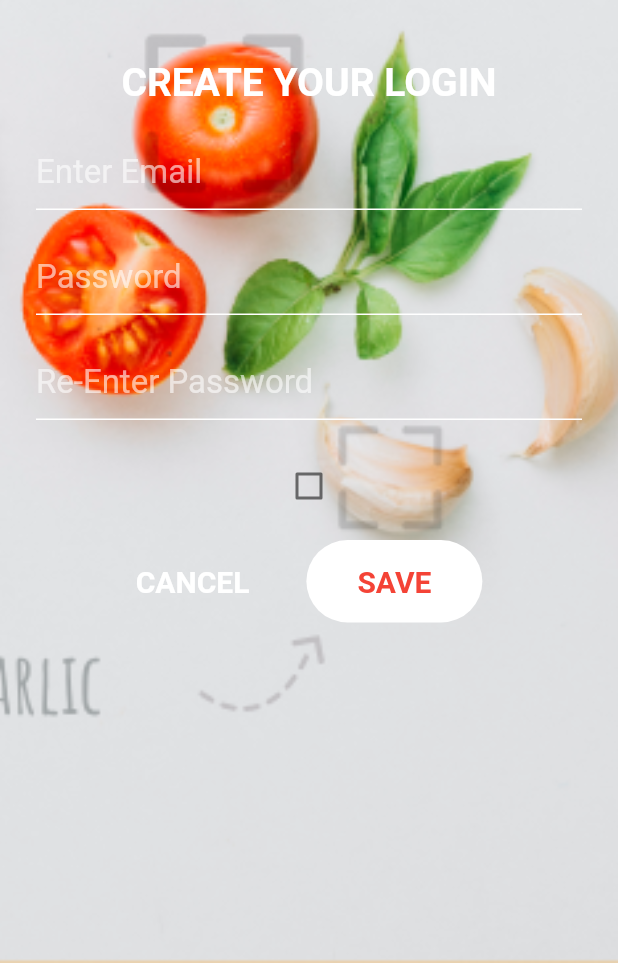
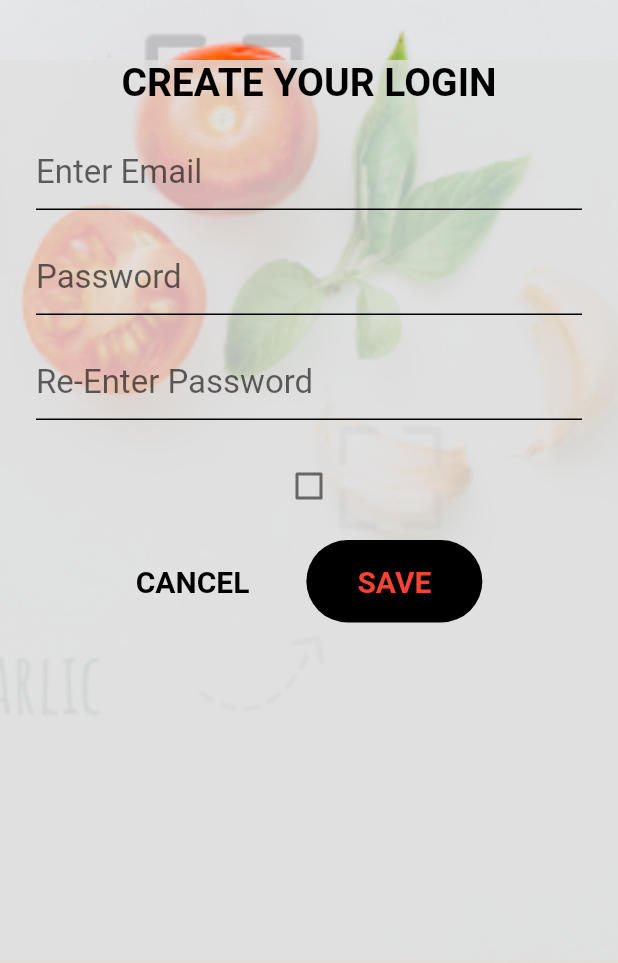
Before and after one commit to SabrinaAtk/QuickFix, a Flutter app: the screen it shows after launch, swiped to page 3, on a phone screen of 412 x 824 dp, the part 273-1236 px from its top. Run offline on Flutter 3.47's test engine with Material 2 defaults, Android fonts, the phone set to English and light mode, and no system bars; our stand-ins replace camera, carousel_slider, firebase_auth, firebase_core, firebase_database, flutter_secure_storage and 3 more; missing offline and left inert: tflite_flutter, tflite_flutter_helper; accounts and stored records are empty.

Commit message:
lol commit

```diff
--- a/lib/features/detection/tflite/classifier.dart
+++ b/lib/features/detection/tflite/classifier.dart
@@ -17,7 +17,7 @@ class Classifier {
   /// Labels file loaded as list
   List<String> _labels;
 
-  static const String MODEL_FILE_NAME = "detect.tflite";
+  static const String MODEL_FILE_NAME = "ssd_mobilenet.tflite";
   static const String LABEL_FILE_NAME = "labelmap.txt";
 
   /// Input size of image (height = width = 300)
--- /dev/null
+++ b/lib/features/detection/ui/models.dart
@@ -0,0 +1,4 @@
+const String mobilenet = "MobileNet";
+const String ssd = "SSD MobileNet";
+const String yolo = "Tiny YOLOv2";
+const String posenet = "PoseNet";
--- a/lib/features/grocerylist/presentation/recipe_list.dart
+++ b/lib/features/grocerylist/presentation/recipe_list.dart
@@ -19,7 +19,7 @@ class ListState extends State<List>{
   @override
   Widget build(BuildContext context) {
 
-    var futureBuilder=new FutureBuilder(
+     FutureBuilder(
       future: makecall.firebaseCalls(databaseReference), // async work
       builder: (BuildContext context, AsyncSnapshot snapshot) {
         switch (snapshot.connectionState) {
--- a/lib/features/home_screen/presentation/home.dart
+++ b/lib/features/home_screen/presentation/home.dart
@@ -17,6 +17,12 @@ import 'package:http/http.dart' as http;
 import 'package:quickfix/features/search/data/key.dart';
 import 'dart:async';
 import 'package:webview_flutter/webview_flutter.dart';
+
+
+import 'package:camera/camera.dart';
+import 'package:quickfix/features/detection/ui/home_view.dart';
+
+
 
 class Home extends StatefulWidget {
   Home({Key key, this.title}) : super(key: key);
--- a/lib/features/home_screen/presentation/main_home.dart
+++ b/lib/features/home_screen/presentation/main_home.dart
@@ -145,7 +145,6 @@ class Main extends  StatefulWidget {
 }
 
 class _MainState extends State<Main> {
-
 Future<List<Recipe>> _getRecipe() async {
 
 var url = "https://api.spoonacular.com/recipes/random?number=20";
--- a/lib/features/home_screen/presentation/view_recipe.dart
+++ b/lib/features/home_screen/presentation/view_recipe.dart
@@ -41,7 +41,7 @@ class RecipePage extends StatelessWidget {
                       new InkWell(
                           child: new Text('Open Full Recipe',
                               style: new TextStyle(
-                                  color: Colors.blue,
+                                  color: Colors.orange,
                                   decoration: TextDecoration.underline)),
                           onTap: () => _launchURL(snapshot.data.sourceUrl)),
                       Container(
--- a/lib/features/sign_in/domain/create_login.dart
+++ b/lib/features/sign_in/domain/create_login.dart
@@ -1,4 +1,3 @@
-
 import 'package:firebase_auth/firebase_auth.dart';
 import 'package:flutter/cupertino.dart';
 import 'package:flutter/material.dart';
@@ -24,12 +23,7 @@ class _CreateLoginState extends State<CreateLogin> {
     _auth
         .createUserWithEmailAndPassword(email: email, password: pw)
         .then((authResult) {
-      Navigator.pushReplacement(context, MaterialPageRoute(builder: (context) {
-        return Container(
-          color: Colors.yellow,
-          child: Text('Welcome ${authResult.user.email}'),
-        );
-      }));
+       Navigator.pushNamed(context, '/home');
     }).catchError((err) {
       print(err.code);
       if (err.code == 'ERROR_EMAIL_ALREADY_IN_USE') {
@@ -58,13 +52,14 @@ class _CreateLoginState extends State<CreateLogin> {
     return Form(
       key: formKey,
       child: Container(
+        color: Colors.grey[300].withOpacity(0.8),
         padding: EdgeInsets.symmetric(horizontal: 24.0),
         child: Column(
           children: <Widget>[
             Text(
               'CREATE YOUR LOGIN',
               style: TextStyle(
-                color: Colors.white,
+                color: Colors.black,
                 fontSize: 26.0,
                 fontWeight: FontWeight.w600,
               ),
@@ -102,23 +97,23 @@ class _CreateLoginState extends State<CreateLogin> {
               },
               decoration: InputDecoration(
                 errorStyle: TextStyle(
-                  color: Colors.white,
+                  color: Colors.black,
                 ),
                 enabledBorder: UnderlineInputBorder(
                     borderSide: BorderSide(
-                  color: Colors.white,
+                  color: Colors.black,
                 )),
                 hintText: 'Enter Email',
-                hintStyle: TextStyle(color: Colors.white.withOpacity(0.6)),
-                focusColor: Colors.white,
+                hintStyle: TextStyle(color: Colors.black.withOpacity(0.6)),
+                focusColor: Colors.black,
                 focusedBorder: UnderlineInputBorder(
                   borderSide: BorderSide(
-                    color: Colors.white,
+                    color: Colors.black,
                   ),
                 ),
               ),
               style: TextStyle(
-                color: Colors.white,
+                color: Colors.black,
                 fontSize: 22.0,
               ),
             ),
@@ -145,23 +140,23 @@ class _CreateLoginState extends State<CreateLogin> {
               obscureText: true,
               decoration: InputDecoration(
                 errorStyle: TextStyle(
-                  color: Colors.white,
+                  color: Colors.black,
                 ),
                 enabledBorder: UnderlineInputBorder(
                     borderSide: BorderSide(
-                  color: Colors.white,
+                  color: Colors.black,
                 )),
                 hintText: 'Password',
-                hintStyle: TextStyle(color: Colors.white.withOpacity(0.6)),
-                focusColor: Colors.white,
+                hintStyle: TextStyle(color: Colors.black.withOpacity(0.6)),
+                focusColor: Colors.black,
                 focusedBorder: UnderlineInputBorder(
                   borderSide: BorderSide(
-                    color: Colors.white,
+                    color: Colors.black,
                   ),
                 ),
               ),
               style: TextStyle(
-                color: Colors.white,
+                color: Colors.black,
                 fontSize: 22.0,
               ),
             ),
@@ -185,23 +180,23 @@ class _CreateLoginState extends State<CreateLogin> {
               obscureText: true,
               decoration: InputDecoration(
                 errorStyle: TextStyle(
-                  color: Colors.white,
+                  color: Colors.black,
                 ),
                 enabledBorder: UnderlineInputBorder(
                     borderSide: BorderSide(
-                  color: Colors.white,
+                  color: Colors.black,
                 )),
                 hintText: 'Re-Enter Password',
-                hintStyle: TextStyle(color: Colors.white.withOpacity(0.6)),
-                focusColor: Colors.white,
+                hintStyle: TextStyle(color: Colors.black.withOpacity(0.6)),
+                focusColor: Colors.black,
                 focusedBorder: UnderlineInputBorder(
                   borderSide: BorderSide(
-                    color: Colors.white,
+                    color: Colors.black,
                   ),
                 ),
               ),
               style: TextStyle(
-                color: Colors.white,
+                color: Colors.black,
                 fontSize: 22.0,
               ),
             ),
@@ -235,7 +230,7 @@ class _CreateLoginState extends State<CreateLogin> {
                   child: Text(
                     'CANCEL',
                     style: TextStyle(
-                      color: Colors.white,
+                      color: Colors.black,
                       fontSize: 20.0,
                       fontWeight: FontWeight.bold,
                     ),
@@ -260,7 +255,7 @@ class _CreateLoginState extends State<CreateLogin> {
                       horizontal: 34.0,
                     ),
                     decoration: BoxDecoration(
-                      color: Colors.white,
+                      color: Colors.black,
                       borderRadius: BorderRadius.circular(
                         30.0,
                       ),
--- a/lib/features/sign_in/domain/sign_in.dart
+++ b/lib/features/sign_in/domain/sign_in.dart
@@ -16,17 +16,19 @@ class _SignInState extends State<SignIn> {
   final FlutterSecureStorage storage = FlutterSecureStorage();
   String email, password;
 
+  bool loading = false;
 
   @override
   void initState() {
     super.initState();
   }
 
-  void _signIn({String em, String, pw}) {
+  void _signIn({String em, String pw}) {
     _auth
         .signInWithEmailAndPassword(email: em, password: pw)
         .then((authResult) {
           Navigator.pushNamed(context, '/home');
+
       }).catchError((err) {
       print(err.code);
       if (err.code == 'ERROR_WRONG_PASSWORD') {
@@ -73,6 +75,7 @@ class _SignInState extends State<SignIn> {
               TextField(
                 onChanged: (textVal) {
                   setState(() {
+
                     email = textVal;
                   });
                 },
@@ -130,6 +133,7 @@ class _SignInState extends State<SignIn> {
               ),
               InkWell(
                 onTap: () {
+                  loading =  true;
                   _signIn(em: email, pw: password);
                 },
                 child: Container(
--- a/pubspec.yaml
+++ b/pubspec.yaml
@@ -57,6 +57,7 @@ dependencies:
   carousel_slider: ^1.3.0
   url_launcher: ^4.0.3
   firebase_database: ^4.4.0
+  flutter_spinkit: ^4.1.2+1
 
 
 dev_dependencies:
```
Also changed, not shown: lib/core/loading.dart (added, +17 -0 lines), lib/features/detection/ui/home_view.dart (+0 -16 lines), lib/features/grocerylist/domain/get_main_list.dart (+3 -4 lines), pubspec.lock.
